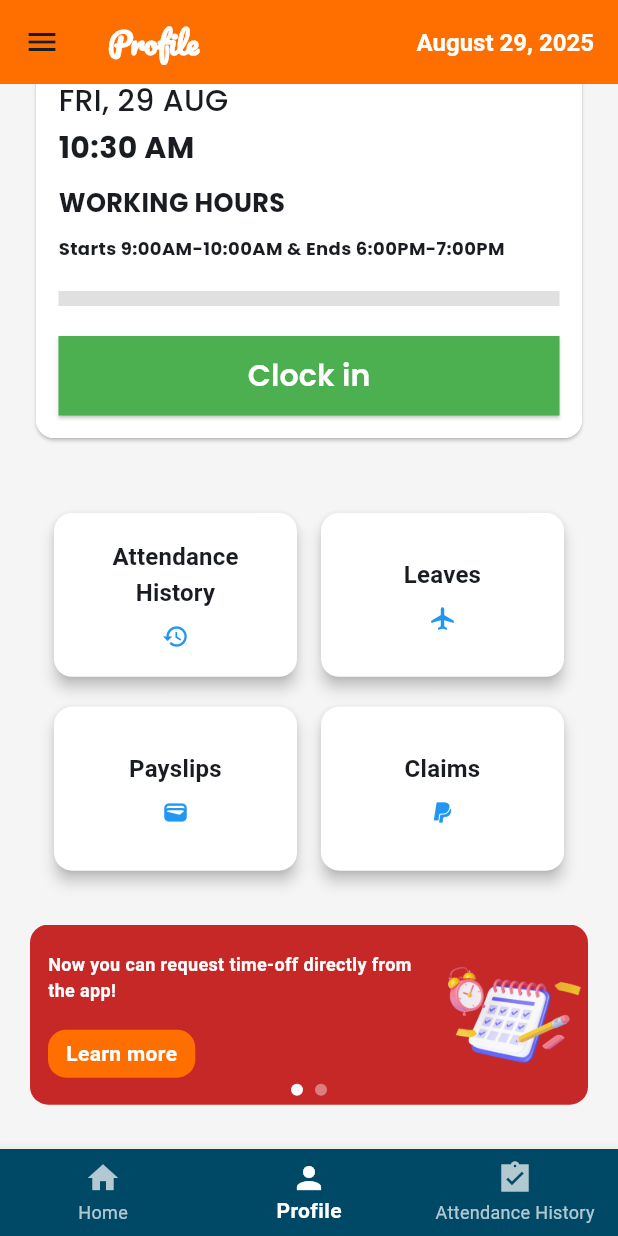
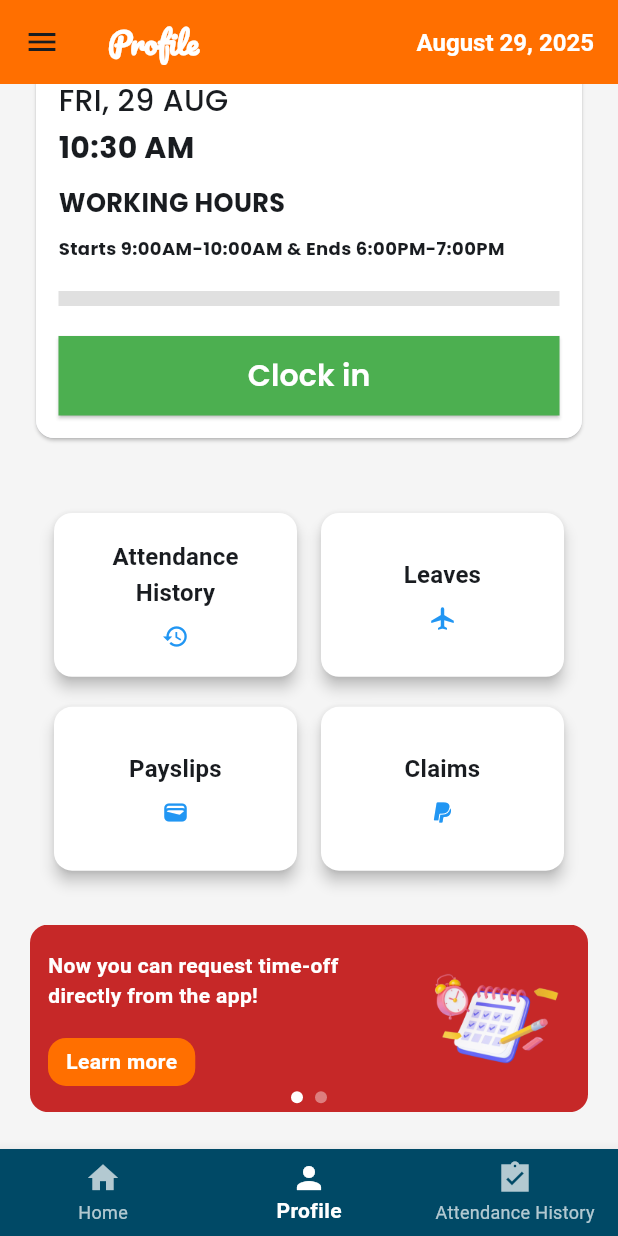
Before and after one commit to hidayattresnadi/Flutter_Project, a Flutter app: the screen it shows after launch, scrolled down 175 dp, on a phone screen of 412 x 824 dp. Run offline on Flutter 3.47's test engine with Material 3 defaults, Android fonts, the phone set to English and light mode, and no system bars; drawn by our look-alikes of auto_size_text, carousel_slider; our stand-ins replace fluttertoast, google_fonts, image_picker, mask_text_input_formatter.

Commit message:
refactor: modify carousel widget with parameter list string with image and color

```diff
--- a/hr_attendance_tracker/lib/screens/home_screen.dart
+++ b/hr_attendance_tracker/lib/screens/home_screen.dart
@@ -153,7 +153,20 @@ class HomeScreen extends StatelessWidget {
             SizedBox(height: 30),
             buildListMenus(),
             SizedBox(height: 20),
-            CarouselAds(),
+            CarouselAds(
+              items: [
+                {
+                  'text': 'Now you can request time-off directly from the app!',
+                  'color': '0xFFC62828',
+                  'image': 'assets/images/attendance_2.png',
+                },
+                {
+                  'text': 'New: Performance reviews available on mobile.',
+                  'color': '0xFF29B6F6',
+                  'image': 'assets/images/handphone.png',
+                },
+              ],
+            ),
           ],
         ),
       ),
--- a/hr_attendance_tracker/lib/widgets/carousel_add.dart
+++ b/hr_attendance_tracker/lib/widgets/carousel_add.dart
@@ -1,8 +1,10 @@
+import 'package:auto_size_text/auto_size_text.dart';
 import 'package:carousel_slider/carousel_slider.dart';
 import 'package:flutter/material.dart';
 
 class CarouselAds extends StatefulWidget {
-  const CarouselAds({super.key});
+  final List<Map<String, String>> items;
+  const CarouselAds({super.key, required this.items});
 
   @override
   State<CarouselAds> createState() => _CarouselAdsState();
@@ -11,10 +13,7 @@ class CarouselAds extends StatefulWidget {
 class _CarouselAdsState extends State<CarouselAds> {
   int activeIndex = 0;
 
-  final List<Map<String, String>> items = [
-    {'text': 'Now you can request time-off directly from the app!'},
-    {'text': 'New: Performance reviews available on mobile.'},
-  ];
+  List<Map<String, String>> get items => widget.items;
 
   @override
   Widget build(BuildContext context) {
@@ -22,7 +21,7 @@ class _CarouselAdsState extends State<CarouselAds> {
       items: items.map((item) {
         return Container(
           decoration: BoxDecoration(
-            color: Colors.red.shade800,
+            color: Color(int.parse(item['color']!)),
             borderRadius: BorderRadius.circular(12),
           ),
           child: Stack(
@@ -30,6 +29,8 @@ class _CarouselAdsState extends State<CarouselAds> {
               Row(
                 children: [
                   Expanded(
+                    child: ConstrainedBox(
+                      constraints: const BoxConstraints(maxWidth: 200),
                       child: Column(
                         mainAxisAlignment: MainAxisAlignment.center,
                         crossAxisAlignment: CrossAxisAlignment.start,
@@ -40,13 +41,14 @@ class _CarouselAdsState extends State<CarouselAds> {
                               top: 8,
                               bottom: 8,
                             ),
-                          child: Text(
+                            child: AutoSizeText(
                               item['text']!,
                               style: const TextStyle(
-                              fontSize: 12,
                                 fontWeight: FontWeight.bold,
                                 color: Colors.white,
                               ),
+                              minFontSize: 12,
+                              maxFontSize: 20,
                             ),
                           ),
                           const SizedBox(height: 10),
@@ -72,11 +74,12 @@ class _CarouselAdsState extends State<CarouselAds> {
                         ],
                       ),
                     ),
+                  ),
                   Image.asset(
-                    'assets/images/attendance_2.png',
-                    fit: BoxFit.cover,
-                    width: 100,
-                    height: 100,
+                    item['image']!,
+                    fit: BoxFit.contain,
+                    width: MediaQuery.of(context).size.width * 0.3,
+                    height: MediaQuery.of(context).size.width * 0.3,
                   ),
                 ],
               ),
@@ -108,7 +111,7 @@ class _CarouselAdsState extends State<CarouselAds> {
         );
       }).toList(),
       options: CarouselOptions(
-        height: 120,
+        height: 125,
         autoPlay: true,
         enlargeCenterPage: true,
         enableInfiniteScroll: true,
--- a/hr_attendance_tracker/pubspec.yaml
+++ b/hr_attendance_tracker/pubspec.yaml
@@ -70,6 +70,7 @@ flutter:
     - assets/images/profile.jpg
     - assets/images/attendance.jpg
     - assets/images/attendance_2.png
+    - assets/images/handphone.png
 
   # An image asset can refer to one or more resolution-specific "variants", see
   # https://flutter.dev/to/resolution-aware-images
```
Also changed, not shown: hr_attendance_tracker/assets/images/handphone.png (added). Lines whose indentation alone changed are shown as unchanged.
